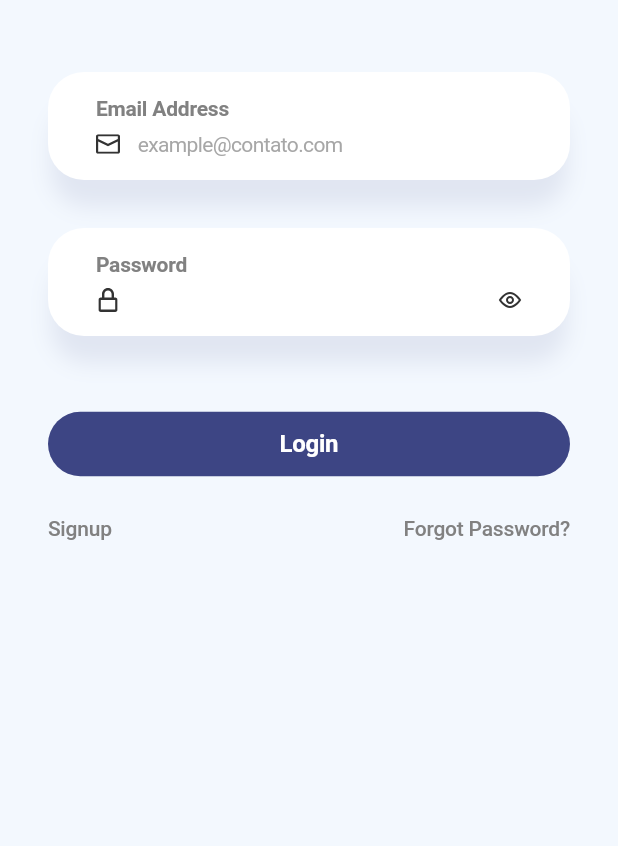
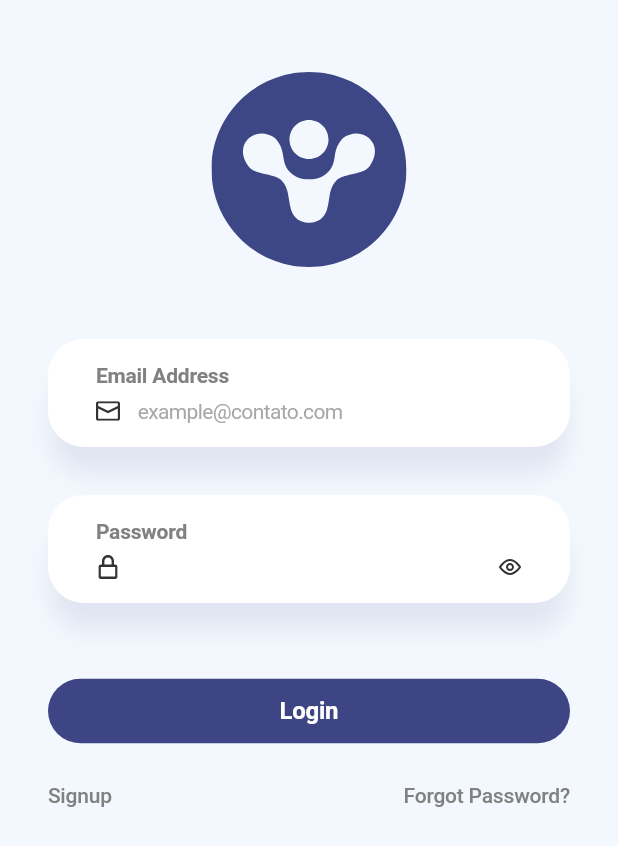
Before and after one commit to pedrohsampaioo/finance_mobile, a Flutter app: the screen it shows after launch, on a phone screen of 412 x 824 dp. Shown: the top 846 px of the screen. Run offline on Flutter 3.47's test engine with Material 2 defaults, Android fonts, the phone set to English and light mode, and no system bars; our stand-ins replace flutter_modular, flutter_svg, google_fonts; Roboto replaces fonts that are missing (Ubuntu).

```diff
--- a/lib/app/core/assets/app_svg_path.dart
+++ b/lib/app/core/assets/app_svg_path.dart
@@ -14,4 +14,5 @@ class AppSvgPath {
   static String get moneyBottomApp => 'assets/svg/money_bottom_app.svg';
   static String get back => 'assets/svg/back.svg';
   static String get search => 'assets/svg/search.svg';
+  static String get logo => 'assets/svg/logo.svg';
 }
--- a/lib/app/modules/auth/auth_page.dart
+++ b/lib/app/modules/auth/auth_page.dart
@@ -1,4 +1,5 @@
 import 'package:flutter/material.dart';
+import 'package:flutter_svg/svg.dart';
 
 import '../../core/assets/app_svg_path.dart';
 import '../../core/theme/app_theme.dart';
@@ -24,10 +25,13 @@ class AuthPage extends StatelessWidget {
                 mainAxisSize: MainAxisSize.min,
                 children: [
                   const SizedBox(height: 48),
+                  SvgPicture.asset(AppSvgPath.logo),
+                  const SizedBox(height: 48),
                   CustomTextFieldWidget(
                     label: 'Email Address',
                     prefixSvgPath: AppSvgPath.letter,
                     placeHolder: 'example@contato.com',
+                    keyboardType: TextInputType.emailAddress,
                   ),
                   const SizedBox(height: 32),
                   CustomTextFieldWidget(
@@ -37,12 +41,26 @@ class AuthPage extends StatelessWidget {
                   ),
                   const SizedBox(height: 48),
                   PrimaryButtonWidget(
-                    onPressed: () =>
-                        Navigator.pushReplacementNamed(context, '/home'),
+                    onPressed: () => Navigator.pushReplacementNamed(
+                      context,
+                      '/home',
+                    ),
                     title: 'Login',
                   ),
                   const SizedBox(height: 24),
-                  Row(
+                  _buildBottomTextButtons(),
+                  const SizedBox(height: 48),
+                ],
+              ),
+            ),
+          ),
+        ),
+      ),
+    );
+  }
+
+  Widget _buildBottomTextButtons() {
+    return Row(
       crossAxisAlignment: CrossAxisAlignment.center,
       mainAxisAlignment: MainAxisAlignment.spaceBetween,
       mainAxisSize: MainAxisSize.min,
@@ -56,14 +74,6 @@ class AuthPage extends StatelessWidget {
           action: () {},
         ),
       ],
-                  ),
-                  const SizedBox(height: 48),
-                ],
-              ),
-            ),
-          ),
-        ),
-      ),
     );
   }
 }
```
Also changed, not shown: assets/svg/logo.svg (added). Lines whose indentation alone changed are shown as unchanged.
